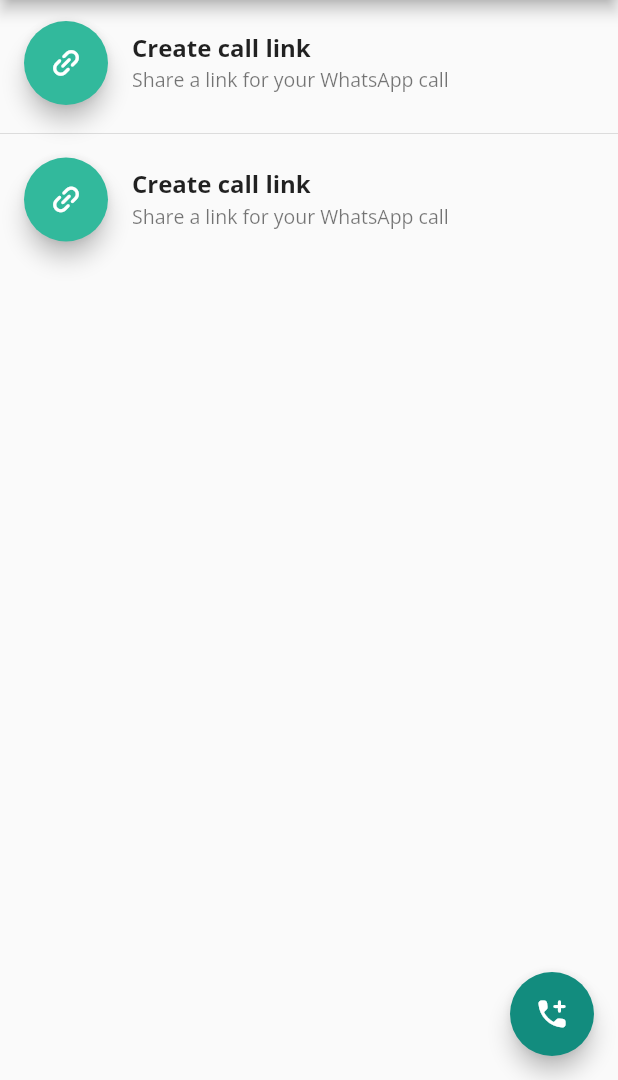
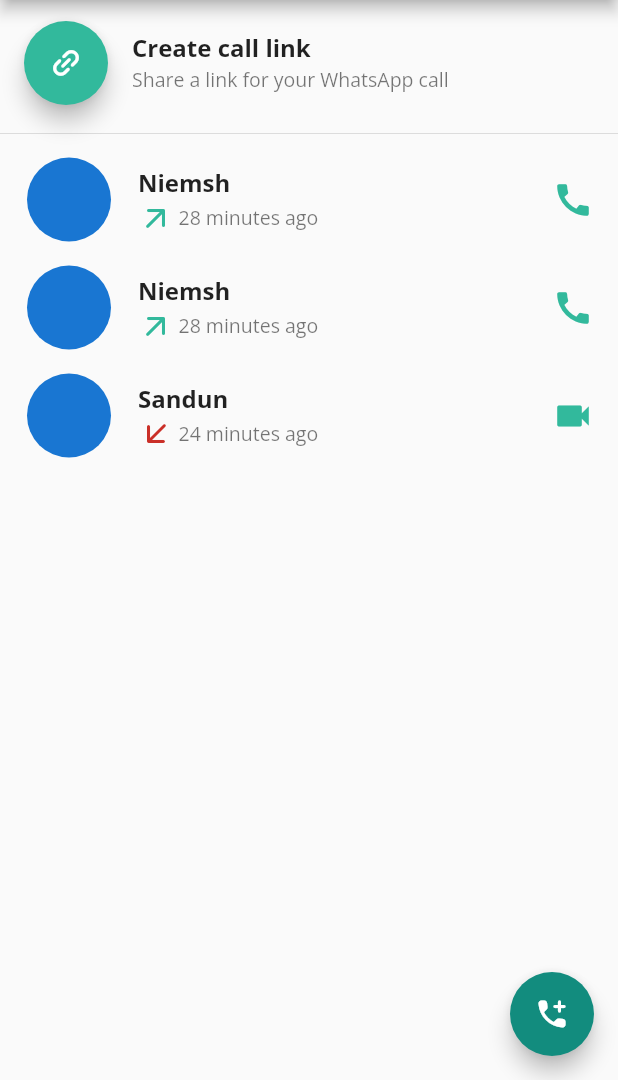
Before and after one commit to NimeshPiyumantha/Flutter_Chat_App, a Flutter app: the screen it shows after launch, tab 4 chosen, on a phone screen of 412 x 824 dp, the part 156-1236 px from its top. Run offline on Flutter 3.47's test engine with Material 2 defaults, Android fonts, the phone set to English and light mode, and no system bars; missing offline and left inert: dart:ffi.

Commit message:
Add calls card

```diff
--- a/lib/customUI/custom_call_card.dart
+++ b/lib/customUI/custom_call_card.dart
@@ -1,32 +1,91 @@
+import 'dart:ffi';
+
 import 'package:flutter/material.dart';
 
 class CustomCallCard extends StatelessWidget {
-  const CustomCallCard({super.key});
+  final String title;
+  final String arrow;
+  final int color; // Change the type to int for ARGB color value
+  final String time;
+  final String icon;
+
+  const CustomCallCard({
+    Key? key,
+    required this.title,
+    required this.arrow,
+    required this.color,
+    required this.time,
+    required this.icon,
+  }) : super(key: key);
 
   @override
   Widget build(BuildContext context) {
     return ListTile(
-      leading: FloatingActionButton(
-        backgroundColor: const Color.fromARGB(255, 50, 185, 156),
-        onPressed: () {},
-        child: Transform.rotate(
-          angle: 135 * 3.1415927 / 180,
-          child: const Icon(Icons.link_rounded),
-        ),
+      leading: const CircleAvatar(
+        radius: 30,
       ),
-      title: const Text(
-        "Create call link",
-        style: TextStyle(
+      title: Text(
+        title,
+        style: const TextStyle(
           fontSize: 16,
           fontWeight: FontWeight.bold,
         ),
       ),
-      subtitle: const Text(
-        "Share a link for your WhatsApp call",
-        style: TextStyle(
-          fontSize: 13,
-        ),
+      subtitle: Row(
+        children: [
+          _getIconArrowWidget(), // Get the icon widget based on the arrow string and color
+          const SizedBox(
+            width: 3,
+          ),
+          Text(
+            time,
+            style: const TextStyle(
+              fontSize: 13,
+            ),
+          ),
+        ],
       ),
+      trailing: _getIconWidget(),
+    );
+  }
+
+  Widget _getIconArrowWidget() {
+    switch (arrow) {
+      case 'arrow_outward_rounded':
+        return _getColoredIcon(Icons.arrow_outward_rounded);
+      case 'arrow_inward_rounded':
+        return Transform.rotate(
+          angle: 180 * 3.1415927 / 180,
+          child: _getColoredIcon(Icons.arrow_outward_rounded),
+        );
+      default:
+        return _getColoredIcon(Icons.arrow_outward_rounded);
+    }
+  }
+
+  Widget _getIconWidget() {
+    switch (icon) {
+      case 'call':
+        return const Icon(
+          Icons.call,
+          color: Color(0xFF32B99C),
+          size: 28,
+        );
+      case 'video_call':
+        return const Icon(
+          Icons.videocam,
+          color: Color(0xFF32B99C),
+          size: 28,
+        );
+      default:
+        return const Icon(Icons.phone);
+    }
+  }
+
+  Widget _getColoredIcon(IconData icon) {
+    return Icon(
+      icon,
+      color: Color(color),
     );
   }
 }
--- a/lib/pages/calls_page.dart
+++ b/lib/pages/calls_page.dart
@@ -48,7 +48,27 @@
             height: 3,
           ),
           const Divider(),
-          const CustomCallCard(),
+          const CustomCallCard(
+            title: 'Niemsh',
+            arrow: 'arrow_outward_rounded',
+            color: 0xFF32B99C,
+            time: '28 minutes ago',
+            icon: 'call',
+          ),
+          const CustomCallCard(
+            title: 'Niemsh',
+            arrow: 'arrow_outward_rounded',
+            color: 0xFF32B99C,
+            time: '28 minutes ago',
+            icon: 'call',
+          ),
+          const CustomCallCard(
+            title: 'Sandun',
+            arrow: 'arrow_inward_rounded',
+            color: 0xFFCA2F28,
+            time: '24 minutes ago',
+            icon: 'video_call',
+          ),
         ],
       ),
     );
```
